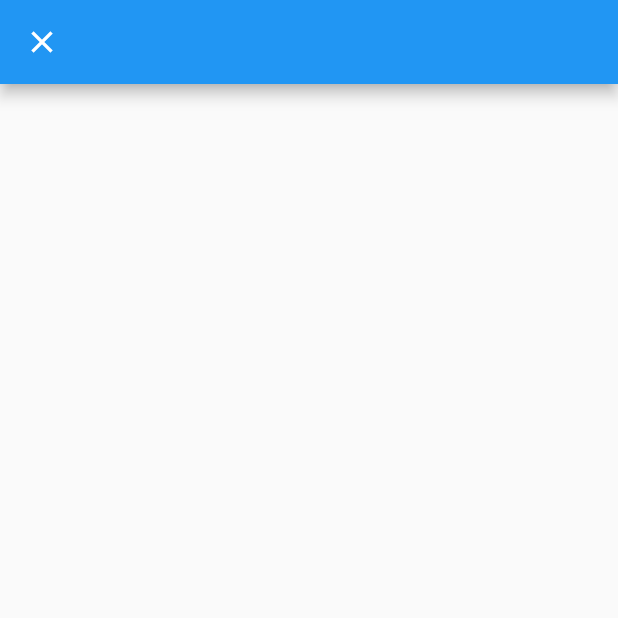
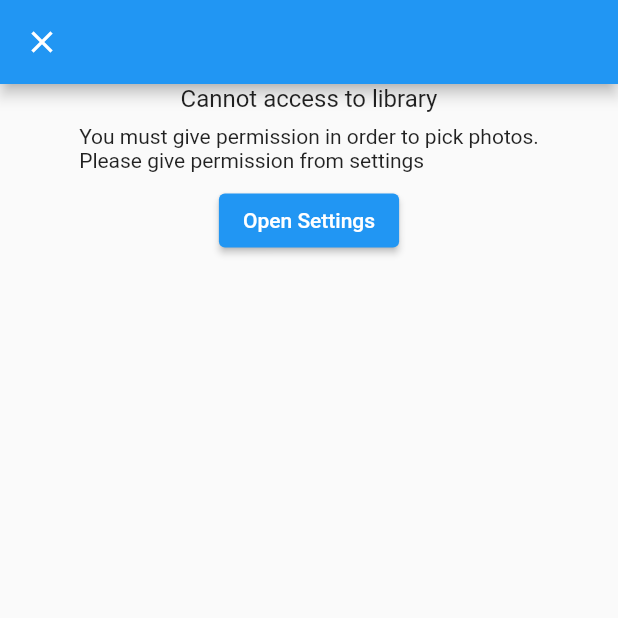
Before and after one commit to dreampowder/flutter_better_media_picker, a Flutter app: the screen it shows after launch, after a tap on "Show picker?", on a phone screen of 412 x 824 dp, the top half of it. Run offline on Flutter 3.47's test engine with Material 2 defaults, Android fonts, the phone set to English and light mode, and no system bars; our stand-ins replace infinite_scroll_pagination; missing offline and left inert: photo_manager.

Commit message:
fixed first time permission, recreated example files

```diff
--- a/lib/model/model_media_picker_strings.dart
+++ b/lib/model/model_media_picker_strings.dart
@@ -5,5 +5,8 @@ class MediaPickerStrings{
   final String? albums;
   final String? alertTitleDownloading;
   final String? alertTitleError;
-  MediaPickerStrings({this.ok, this.cancel, this.add,this.albums,this.alertTitleDownloading, this.alertTitleError});
+  final String? noPermissionTitle;
+  final String? noPermissionDescription;
+  final String? openSettings;
+  MediaPickerStrings({this.ok, this.cancel, this.add,this.albums,this.alertTitleDownloading, this.alertTitleError, this.noPermissionDescription, this.noPermissionTitle,this.openSettings});
 }
--- a/lib/ui/asset_picker/screen_media_picker.dart
+++ b/lib/ui/asset_picker/screen_media_picker.dart
@@ -54,6 +54,8 @@ class ScreenMediaPickerState extends State<ScreenMediaPicker> {
 
   final MediaThumbnailCache _thumbnailCache = MediaThumbnailCache();
 
+  bool? didGivePermission;
+
   @override
   void dispose() {
     PhotoManager.stopChangeNotify();
@@ -69,7 +71,9 @@ class ScreenMediaPickerState extends State<ScreenMediaPicker> {
     SchedulerBinding.instance.addPostFrameCallback((timeStamp) => _initPhotoManager());
   }
 
-  void _initPhotoManager(){
+  void _initPhotoManager() async{
+    final PermissionState _ps = await PhotoManager.requestPermissionExtend();
+    if (_ps.hasAccess) {
       PhotoManager.addChangeCallback((value) {
         if(currentAlbum == null){
           return;
@@ -93,6 +97,14 @@ class ScreenMediaPickerState extends State<ScreenMediaPicker> {
           }
         });
       });
+      setState(() {
+        didGivePermission = true;
+      });
+    } else {
+      setState(() {
+        didGivePermission = false;
+      });
+    }
   }
 
   void changeAlbum(AssetPathEntity album, bool forceRefresh){
@@ -224,7 +236,10 @@ class ScreenMediaPickerState extends State<ScreenMediaPicker> {
     ],
   );
 
-  Widget get _body =>Container(
+  Widget get _body =>
+      didGivePermission == null ?  _loading() :
+      didGivePermission! == false ? _noAccess() :
+      Container(
     child: albums.isEmpty ? Container() : PagedGridView<int,AssetEntity>(
         pagingController: _pagingController,
         builderDelegate: PagedChildBuilderDelegate<AssetEntity>(
@@ -235,6 +250,27 @@ class ScreenMediaPickerState extends State<ScreenMediaPicker> {
         )
     ),
   );
+
+  Widget _loading(){
+    return const Center(child: CircularProgressIndicator(),);
+  }
+
+  Widget _noAccess(){
+    return Center(
+      child: Column(
+        children: [
+          Text(widget.localizedStrings?.noPermissionTitle ?? "Cannot access to library", style: Theme.of(context).textTheme.titleMedium,),
+          const SizedBox(height: 8,),
+          Text(widget.localizedStrings?.noPermissionDescription ?? "You must give permission in order to pick photos.\nPlease give permission from settings ",),
+          const SizedBox(height: 8,),
+          ElevatedButton(onPressed: () async{
+            Navigator.of(context).pop();
+            await PhotoManager.openSetting();
+          }, child: Text(widget.localizedStrings?.openSettings ?? "Open Settings"))
+        ],
+      ),
+    );
+  }
 
   Widget _assetThumbnail(AssetEntity asset) {
     var width = MediaQuery.of(context).size.width / widget.crossAxisCount;
--- a/pubspec.yaml
+++ b/pubspec.yaml
@@ -1,7 +1,7 @@
 name: flutter_better_media_picker
 description: A new flutter plugin project.
-version: 0.0.1
-homepage:
+version: 0.0.4
+homepage: https://github.com/dreampowder/flutter_better_media_picker
 
 environment:
   sdk: ">=2.15.1 <3.0.0"
```
Lines whose indentation alone changed are shown as unchanged.
